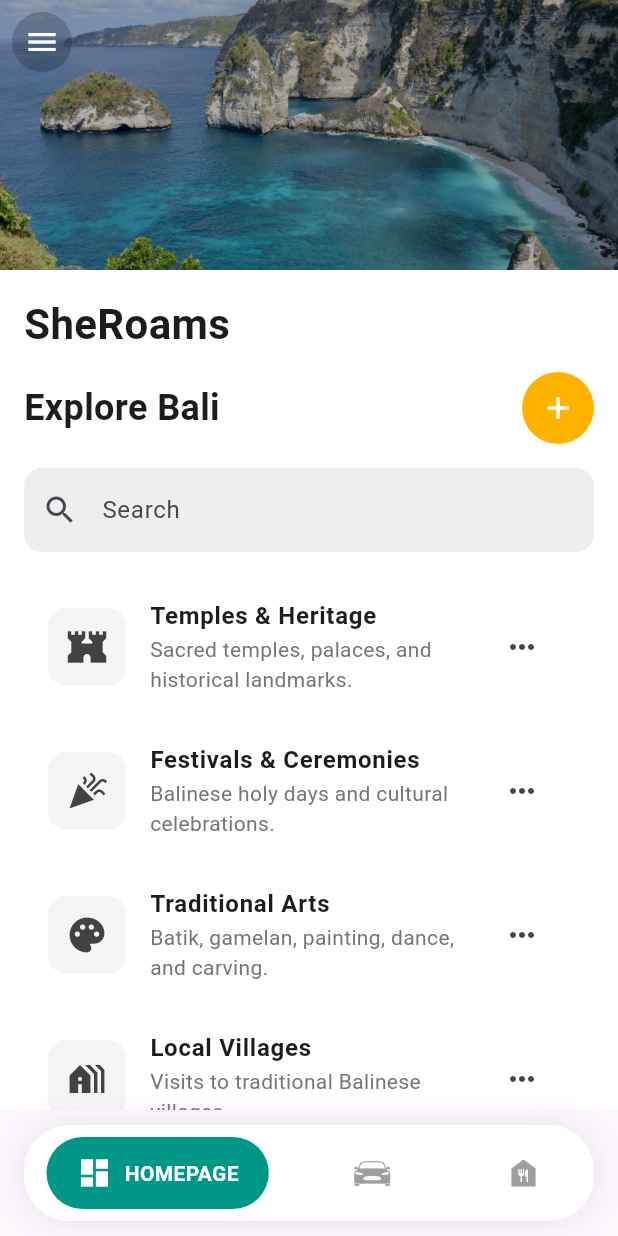
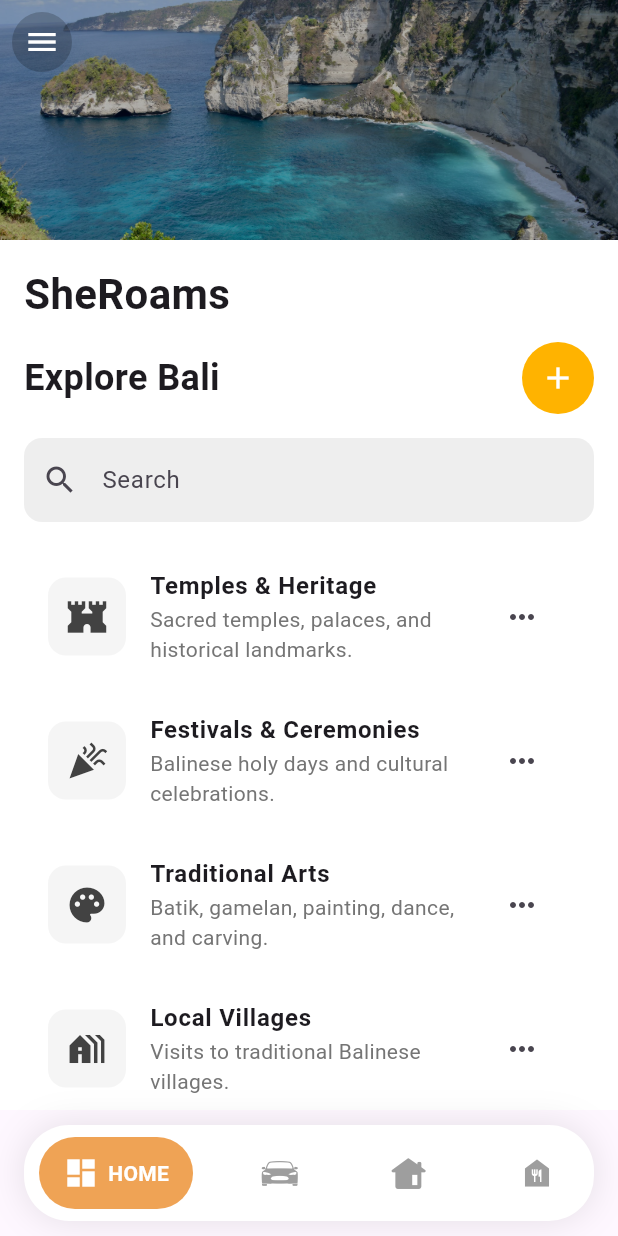
Before and after one commit to ylviverse/SheRoams_for_Robyn, a Flutter app: the screen it shows after launch, after a tap on an icon or button, on a phone screen of 412 x 824 dp. Run offline on Flutter 3.47's test engine with Material 3 defaults, Android fonts, the light colour scheme and no system bars; drawn by our look-alikes of google_nav_bar; our stand-ins replace flutter_svg, google_fonts.

Commit message:
UI changes

```diff
--- a/lib/components/bot_navbar.dart
+++ b/lib/components/bot_navbar.dart
@@ -29,26 +29,31 @@ class BottomNavBar extends StatelessWidget {
             ],
           ),
           child: Padding(
-            padding: const EdgeInsets.symmetric(horizontal: 15.0, vertical: 8),
+            padding: const EdgeInsets.symmetric(horizontal: 10.0, vertical: 8),
             child: GNav(
-              rippleColor: const Color(0xFF4DB6AC),
-              hoverColor: const Color(0xFF80CBC4),
-              gap: 8,
+              rippleColor: const Color(0xFFfe7c67),
+              hoverColor: const Color(0xFFffac83),
+              gap: 6,
               activeColor: Colors.white,
               iconSize: 24,
-              padding: const EdgeInsets.symmetric(horizontal: 20, vertical: 12),
+
+              padding: const EdgeInsets.symmetric(horizontal: 16, vertical: 12),
               duration: const Duration(milliseconds: 400),
               curve: Curves.easeInOutCubic,
-              tabBackgroundColor: const Color(0xFF009688),
+              tabBackgroundColor: const Color(0xFFefa355),
               color: Colors.grey,
               tabs: const [
                 GButton(
                   icon: Icons.dashboard,
-                  text: 'HOMEPAGE',
+                  text: 'HOME',
                 ),
                 GButton(
                   icon: CupertinoIcons.car_detailed,
-                  text: 'RIDES',
+                  text: 'RIDE',
+                ),
+                GButton(
+                  icon: CupertinoIcons.house_alt_fill,
+                  text: 'STAY',
                 ),
                 GButton(
                   icon: Icons.food_bank,
--- a/lib/page_switch/switch_bridge.dart
+++ b/lib/page_switch/switch_bridge.dart
@@ -3,7 +3,7 @@ import 'package:she_roams_bali/components/bot_navbar.dart';
 import 'package:she_roams_bali/pages/Homepage.dart';
 import 'package:she_roams_bali/pages/driver_page.dart';
 import 'package:she_roams_bali/pages/food_page.dart';
-
+import 'package:she_roams_bali/pages/stay_page.dart';
 
 class MainPage extends StatefulWidget {
   const MainPage({super.key});
@@ -15,14 +15,14 @@ class MainPage extends StatefulWidget {
 class _MainPageState extends State<MainPage> {
   int _currentIndex = 0;
 
-  // List of pages to be displayed
+
   final List<Widget> _pages = [
     const Homepage(),
-    const RidesPage(),
+    const DriverPage(),
+    const StayPage(),
     const FoodPage(),
   ];
 
-  // Callback function for the bottom nav bar
   void _onTabTapped(int index) {
     setState(() {
       _currentIndex = index;
@@ -32,7 +32,6 @@ class _MainPageState extends State<MainPage> {
   @override
   Widget build(BuildContext context) {
     return Scaffold(
-      // Use IndexedStack to keep the state of each page alive
       body: IndexedStack(
         index: _currentIndex,
         children: _pages,
--- a/lib/pages/driver_page.dart
+++ b/lib/pages/driver_page.dart
@@ -1,10 +1,19 @@
 import 'package:flutter/material.dart';
 
-class RidesPage extends StatelessWidget {
-  const RidesPage({super.key});
+class DriverPage extends StatelessWidget {
+  const DriverPage({super.key});
 
   @override
   Widget build(BuildContext context) {
-    return Placeholder();
+    // No Scaffold or BottomNavBar needed here either
+    return Scaffold(
+      appBar: AppBar(
+        title: const Text('Explore Drivers'),
+        backgroundColor: const Color(0xFFefa355),
+      ),
+      body: const Center(
+        child: Text('Drive Page Content'),
+      ),
+    );
   }
 }
--- a/lib/pages/homepage.dart
+++ b/lib/pages/homepage.dart
@@ -59,8 +59,8 @@ class Homepage extends StatelessWidget {
                 ),
               ),
             ),
-            backgroundColor: const Color(0xFF009688),
-            expandedHeight: 180.0,
+            backgroundColor: const Color(0xFFefa355),
+            expandedHeight: 160.0,
             pinned: true,
             floating: true,
             flexibleSpace: FlexibleSpaceBar(
@@ -174,6 +174,10 @@ class Homepage extends StatelessWidget {
                     title: 'Markets & Crafts',
                     subtitle: 'Handicraft and art markets.',
                   ),
+                  _buildCategoryItem(context,
+                   icon: Icons.group,
+                   title: 'Cultural Etiquette',
+                   subtitle: 'How to dress and behave respectfully.')
                 ],
               ),
             ),
--- a/lib/pages/food_page.dart
+++ b/lib/pages/stay_page.dart
@@ -1,18 +1,17 @@
 import 'package:flutter/material.dart';
 
-class FoodPage extends StatelessWidget {
-  const FoodPage({super.key});
+class StayPage extends StatelessWidget {
+  const StayPage({super.key});
 
   @override
   Widget build(BuildContext context) {
-    // No Scaffold or BottomNavBar needed here either
     return Scaffold(
       appBar: AppBar(
-        title: const Text('Food'),
-        backgroundColor: const Color(0xFF009688),
+        title: const Text('Hotels & Stays'),
+        backgroundColor: const Color(0xFFefa355),
       ),
       body: const Center(
-        child: Text('Food Page Content'),
+        child: Text('Stay Page Content'),
       ),
     );
   }
--- a/lib/themes/colors.dart
+++ b/lib/themes/colors.dart
@@ -4,6 +4,14 @@ class AppColors {
   static const Color primaryColor = Color(0xFFFF6B9D);
   static const Color secondaryColor = Color(0xFFFF8FA3);
   static const Color backgroundColor = Colors.white;
+
+
+
+  static const Color logo1 = Color(0xFFfe7c67);
+  static const Color logo2 = Color(0xFFffac83);
+
+
+
 
   // Gradient for homepage
   static const LinearGradient homeGradient = LinearGradient(
```
